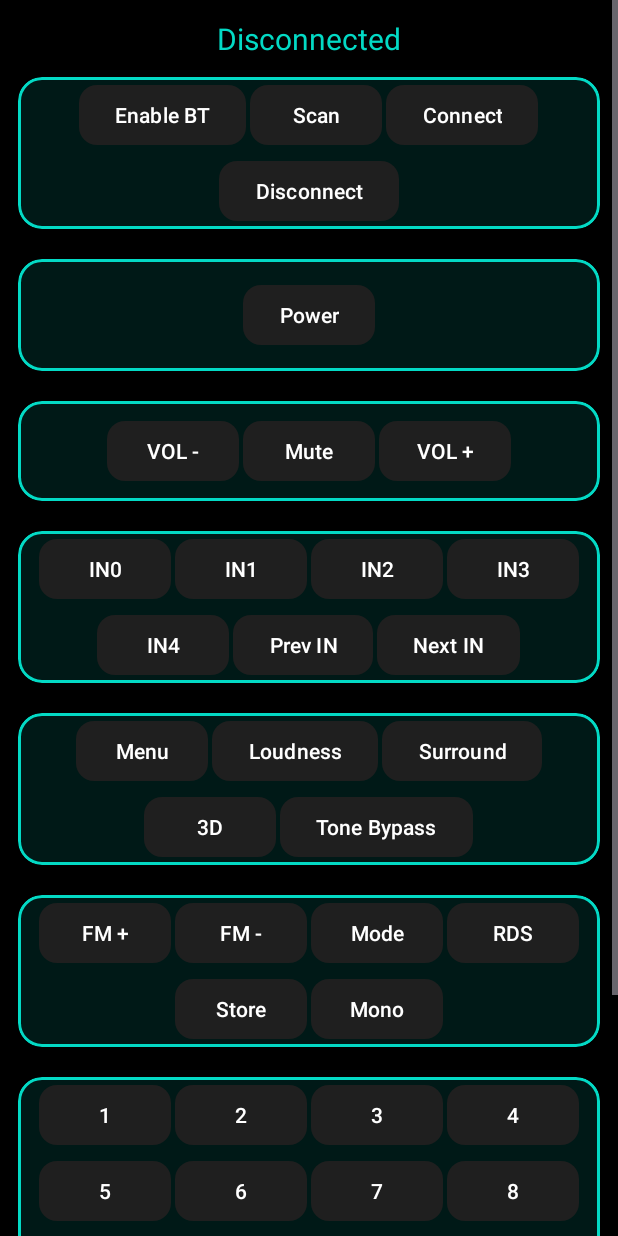
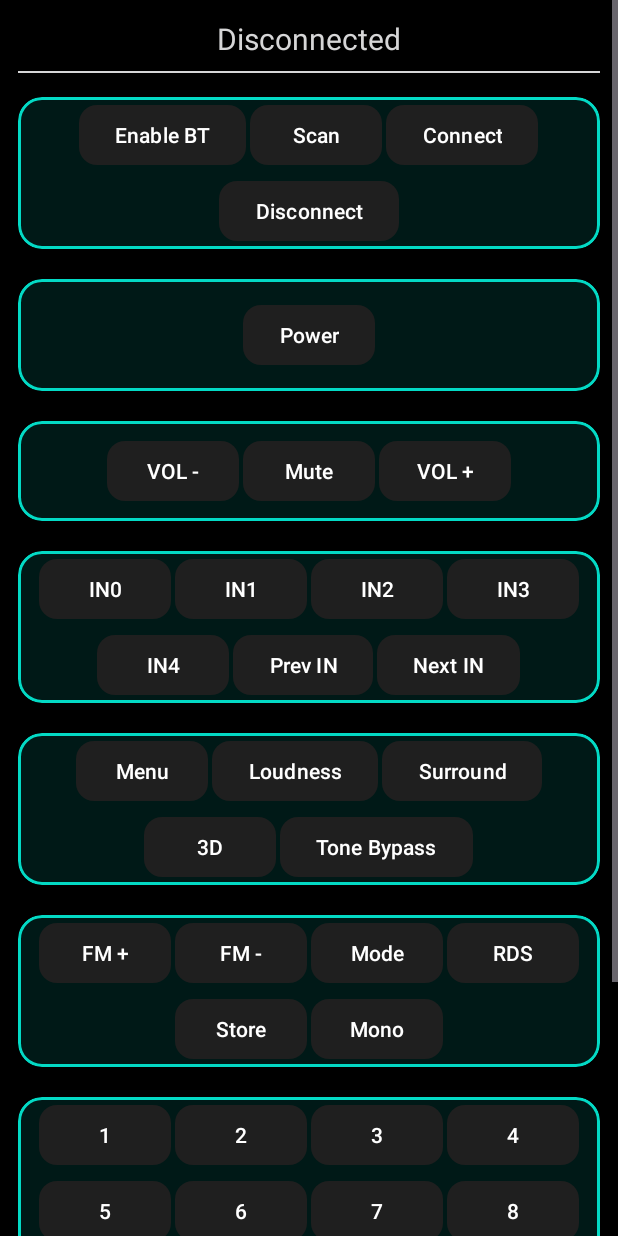
Before and after one commit to audibinnovation/Audib_Remort, an Android app built with Jetpack Compose: the layout activity_main.xml on its own in the app's theme, with its tools: preview values and no code run, on a phone screen of 412 x 824 dp. Run offline under Robolectric (Android 15) with nearby library versions, the phone set to English and light mode, and no system bars.

Commit message:
Update activity_main.xml

```diff
--- a/AudibRemote/app/src/main/res/layout/activity_main.xml
+++ b/AudibRemote/app/src/main/res/layout/activity_main.xml
@@ -4,7 +4,8 @@
     xmlns:app="http://schemas.android.com/apk/res-auto"
     android:background="@color/black"
     android:layout_width="match_parent"
-    android:layout_height="match_parent">
+    android:layout_height="match_parent"
+    android:fitsSystemWindows="true">
 
     <LinearLayout
         android:layout_width="match_parent"
@@ -18,10 +19,16 @@
             android:layout_width="match_parent"
             android:layout_height="wrap_content"
             android:text="@string/status_disconnected"
-            android:textColor="@color/teal_200"
+            android:textColor="@color/accentOrange"
             android:textSize="20sp"
             android:gravity="center"
-            android:layout_marginBottom="12dp"/>
+            android:layout_marginBottom="8dp"/>
+
+        <View
+            android:layout_width="match_parent"
+            android:layout_height="1dp"
+            android:background="@color/accentOrange"
+            android:layout_marginBottom="16dp"/>
 
         <!-- Bluetooth Controls -->
         <com.google.android.material.card.MaterialCardView
```
